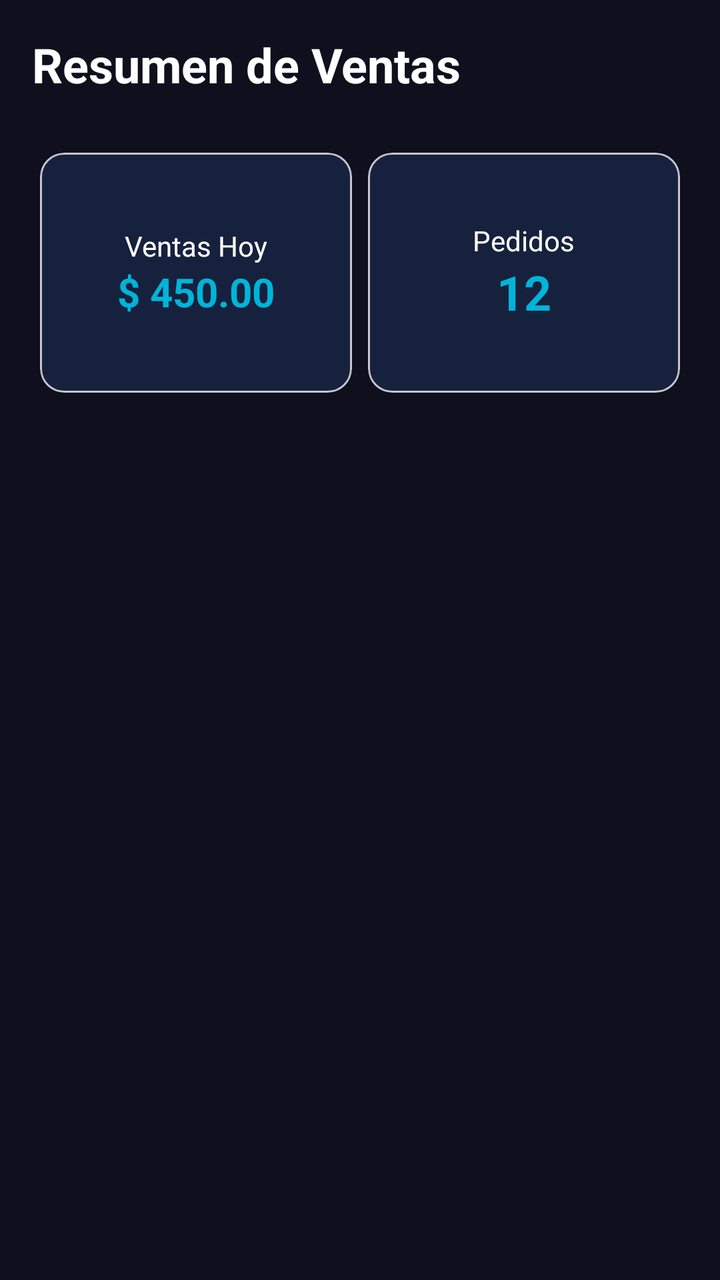
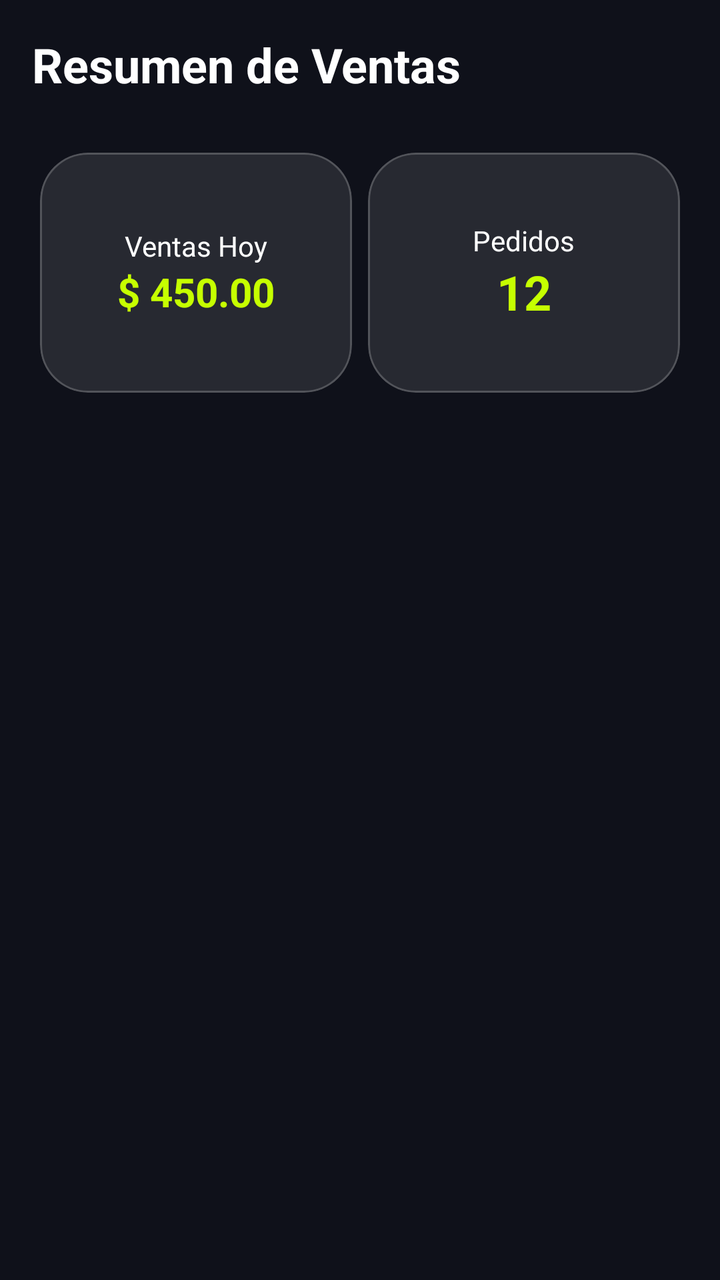

Two renders of the same Android screen: before a commit and after it. Below are the layout's source before the change and the commit's diff.
<!-- AndroidManifest.xml: application theme Theme.VoltCore -->
<!-- res/layout/fragment_vendor_dashboard.xml -->
<?xml version="1.0" encoding="utf-8"?>
<LinearLayout xmlns:android="http://schemas.android.com/apk/res/android"
    xmlns:app="http://schemas.android.com/apk/res-auto"
    android:layout_width="match_parent"
    android:layout_height="match_parent"
    android:background="@color/colorBackground"
    android:orientation="vertical"
    android:padding="@dimen/margin_standard">

    <TextView
        android:layout_width="wrap_content"
        android:layout_height="wrap_content"
        android:layout_marginBottom="24dp"
        android:text="Resumen de Ventas"
        android:textColor="@color/white"
        android:textSize="24sp"
        android:textStyle="bold" />

    <GridLayout
        android:layout_width="match_parent"
        android:layout_height="wrap_content"
        android:columnCount="2"
        android:rowCount="2">

        <com.google.android.material.card.MaterialCardView
            android:layout_width="0dp"
            android:layout_height="120dp"
            android:layout_columnWeight="1"
            android:layout_margin="4dp"
            app:cardBackgroundColor="@color/colorSurface"
            app:cardCornerRadius="12dp">
            <LinearLayout
                android:layout_width="match_parent"
                android:layout_height="match_parent"
                android:gravity="center"
                android:orientation="vertical">
                <TextView
                    android:layout_width="wrap_content"
                    android:layout_height="wrap_content"
                    android:text="Ventas Hoy"
                    android:textColor="@color/white" />
                <TextView
                    android:layout_width="wrap_content"
                    android:layout_height="wrap_content"
                    android:text="$ 450.00"
                    android:textColor="@color/colorElectricTeal"
                    android:textSize="20sp"
                    android:textStyle="bold" />
            </LinearLayout>
        </com.google.android.material.card.MaterialCardView>

        <com.google.android.material.card.MaterialCardView
            android:layout_width="0dp"
            android:layout_height="120dp"
            android:layout_columnWeight="1"
            android:layout_margin="4dp"
            app:cardBackgroundColor="@color/colorSurface"
            app:cardCornerRadius="12dp">
            <LinearLayout
                android:layout_width="match_parent"
                android:layout_height="match_parent"
                android:gravity="center"
                android:orientation="vertical">
                <TextView
                    android:layout_width="wrap_content"
                    android:layout_height="wrap_content"
                    android:text="Pedidos"
                    android:textColor="@color/white" />
                <TextView
                    android:layout_width="wrap_content"
                    android:layout_height="wrap_content"
                    android:text="12"
                    android:textColor="@color/colorElectricTeal"
                    android:textSize="24sp"
                    android:textStyle="bold" />
            </LinearLayout>
        </com.google.android.material.card.MaterialCardView>

    </GridLayout>

</LinearLayout>
<!-- resources referenced by this layout -->
<resources>
  <color name="colorBackground">#0F0F1E</color>
  <color name="colorElectricTeal">#00B4D8</color>
  <color name="colorSurface">#16213E</color>
  <color name="white">#FFFFFFFF</color>
  <dimen name="margin_standard">16dp</dimen>
  <style name="Theme.VoltCore" parent="Base.Theme.VoltCore" />
  <style name="Base.Theme.VoltCore" parent="Theme.Material3.DayNight.NoActionBar">
          
          <item name="colorPrimary">@color/colorPrimary</item>
          <item name="colorSecondary">@color/colorElectricTeal</item>
          <item name="android:windowBackground">@color/colorBackground</item>
          <item name="colorSurface">@color/colorSurface</item>
          <item name="colorOnSurface">@color/colorOnSurface</item>
      </style>
  <color name="colorPrimary">#1A1A2E</color>
  <color name="colorOnSurface">#FFFFFF</color>
</resources>

<!-- the commit's change to res/layout/fragment_vendor_dashboard.xml (unified diff, before → after) -->
@@ -23,12 +23,11 @@
         android:rowCount="2">
 
         <com.google.android.material.card.MaterialCardView
+            style="@style/Widget.VoltCore.Card"
             android:layout_width="0dp"
             android:layout_height="120dp"
             android:layout_columnWeight="1"
-            android:layout_margin="4dp"
-            app:cardBackgroundColor="@color/colorSurface"
-            app:cardCornerRadius="12dp">
+            android:layout_margin="4dp">
             <LinearLayout
                 android:layout_width="match_parent"
                 android:layout_height="match_parent"
@@ -50,12 +49,11 @@
         </com.google.android.material.card.MaterialCardView>
 
         <com.google.android.material.card.MaterialCardView
+            style="@style/Widget.VoltCore.Card"
             android:layout_width="0dp"
             android:layout_height="120dp"
             android:layout_columnWeight="1"
-            android:layout_margin="4dp"
-            app:cardBackgroundColor="@color/colorSurface"
-            app:cardCornerRadius="12dp">
+            android:layout_margin="4dp">
             <LinearLayout
                 android:layout_width="match_parent"
                 android:layout_height="match_parent"
<!-- resource entries referenced after the edit -->
@@ -1,20 +1,26 @@
 <!-- resources referenced by this layout -->
 <resources>
-  <color name="colorBackground">#0F0F1E</color>
-  <color name="colorElectricTeal">#00B4D8</color>
-  <color name="colorSurface">#16213E</color>
+  <color name="colorBackground">@color/volt_background</color>
+  <color name="colorElectricTeal">@color/volt_primary</color>
   <color name="white">#FFFFFFFF</color>
   <dimen name="margin_standard">16dp</dimen>
+  <style name="Widget.VoltCore.Card" parent="Widget.Material3.CardView.Filled">
+          <item name="cardCornerRadius">24dp</item>
+          <item name="cardBackgroundColor">@color/glass_surface</item>
+          <item name="strokeColor">@color/glass_stroke</item>
+          <item name="strokeWidth">1dp</item>
+      </style>
   <style name="Theme.VoltCore" parent="Base.Theme.VoltCore" />
+  <color name="volt_background">#0F111A</color>
+  <color name="volt_primary">#C6FF00</color>
+  <color name="glass_surface">#1AFFFFFF</color>
+  <color name="glass_stroke">#33FFFFFF</color>
   <style name="Base.Theme.VoltCore" parent="Theme.Material3.DayNight.NoActionBar">
           
-          <item name="colorPrimary">@color/colorPrimary</item>
-          <item name="colorSecondary">@color/colorElectricTeal</item>
-          <item name="android:windowBackground">@color/colorBackground</item>
-          <item name="colorSurface">@color/colorSurface</item>
-          <item name="colorOnSurface">@color/colorOnSurface</item>
+          <item name="colorPrimary">@color/volt_primary</item>
+          <item name="android:windowBackground">@color/volt_background</item>
+          <item name="colorSurface">@color/glass_surface</item>
+          <item name="colorOnSurface">@color/white</item>
       </style>
-  <color name="colorPrimary">#1A1A2E</color>
-  <color name="colorOnSurface">#FFFFFF</color>
 </resources>
 
